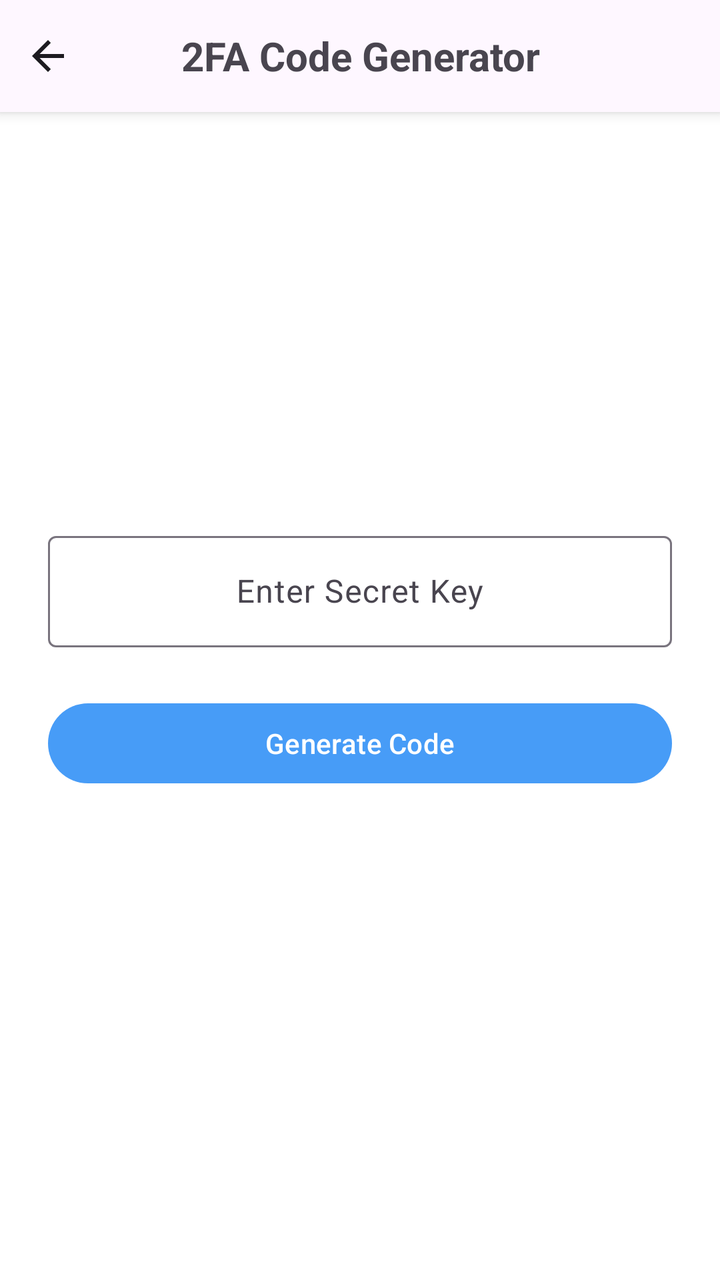
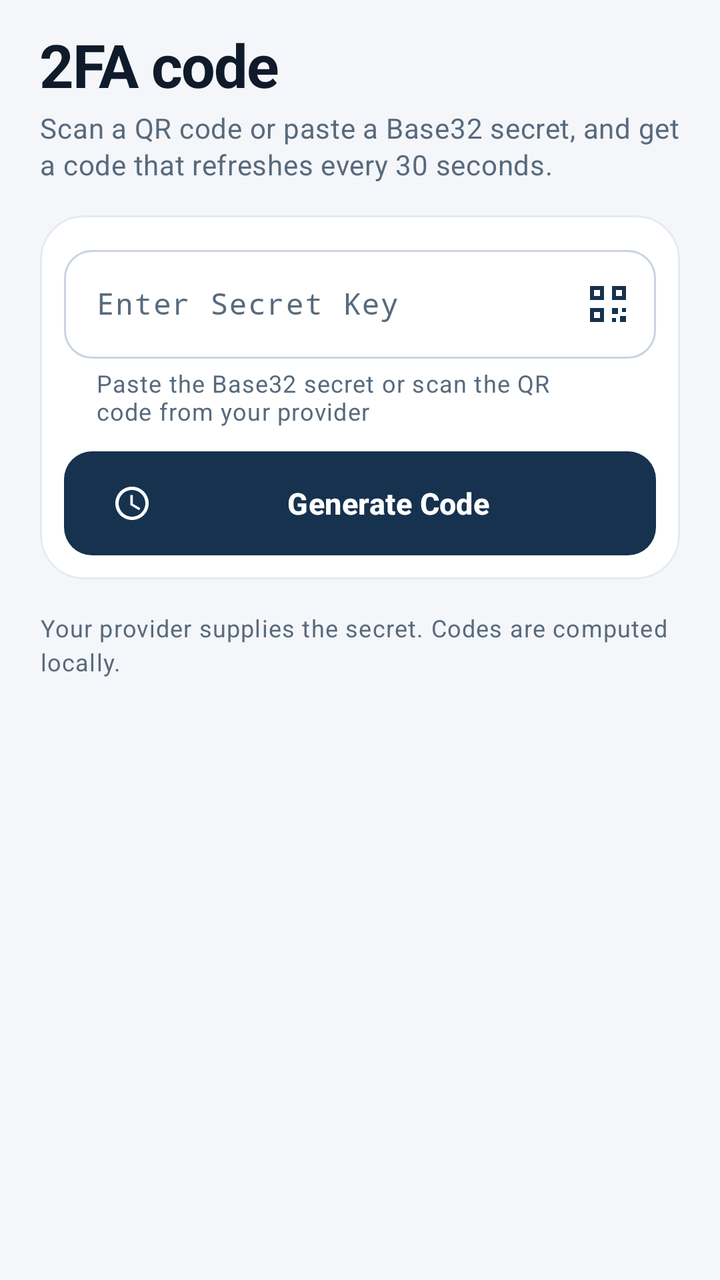

An Android layout rendered at two revisions. The XML below is the earlier revision; the diff shows what the commit changed to produce the second picture.
<!-- AndroidManifest.xml: application theme Theme.PasswordDisk -->
<!-- res/layout/fragment_totp.xml -->
<?xml version="1.0" encoding="utf-8"?>
<LinearLayout
    xmlns:android="http://schemas.android.com/apk/res/android"
    xmlns:app="http://schemas.android.com/apk/res-auto"
    android:layout_width="match_parent"
    android:layout_height="match_parent"
    android:orientation="vertical">

    <LinearLayout
        android:layout_width="match_parent"
        android:layout_height="56dp"
        android:orientation="horizontal"
        android:gravity="center_vertical"
        android:background="?attr/colorSurface"
        android:elevation="4dp">

        <ImageButton
            android:id="@+id/backButton"
            android:layout_width="48dp"
            android:layout_height="48dp"
            android:background="?attr/selectableItemBackgroundBorderless"
            android:src="@drawable/ic_arrow_back"
            android:contentDescription="@string/back" />

        <TextView
            android:layout_width="0dp"
            android:layout_height="wrap_content"
            android:layout_weight="1"
            android:text="@string/totp_generator"
            android:gravity="center"
            android:textSize="20sp"
            android:textStyle="bold" />

        <View
            android:layout_width="48dp"
            android:layout_height="48dp" />

    </LinearLayout>

    <LinearLayout
        android:layout_width="match_parent"
        android:layout_height="0dp"
        android:layout_weight="1"
        android:orientation="vertical"
        android:padding="24dp"
        android:gravity="center">

    <TextView
        android:layout_width="wrap_content"
        android:layout_height="wrap_content"
        android:text="@string/totp_generator"
        android:textSize="24sp"
        android:textStyle="bold"
        android:layout_marginBottom="32dp"
        android:visibility="gone" />

    <com.google.android.material.textfield.TextInputLayout
        android:layout_width="match_parent"
        android:layout_height="wrap_content"
        android:hint="@string/totp_secret_hint"
        style="@style/Widget.Material3.TextInputLayout.OutlinedBox">

        <com.google.android.material.textfield.TextInputEditText
            android:id="@+id/secretInput"
            android:layout_width="match_parent"
            android:layout_height="wrap_content"
            android:inputType="text"
            android:gravity="center" />

    </com.google.android.material.textfield.TextInputLayout>

    <com.google.android.material.button.MaterialButton
        android:id="@+id/generateButton"
        android:layout_width="match_parent"
        android:layout_height="wrap_content"
        android:text="@string/generate_code"
        android:layout_marginTop="24dp" />

    <TextView
        android:id="@+id/codeText"
        android:layout_width="wrap_content"
        android:layout_height="wrap_content"
        android:text="----"
        android:textSize="48sp"
        android:textStyle="bold"
        android:layout_marginTop="32dp"
        android:visibility="gone"
        android:textColor="?attr/colorPrimary" />

    <TextView
        android:id="@+id/timerText"
        android:layout_width="wrap_content"
        android:layout_height="wrap_content"
        android:text=""
        android:textSize="16sp"
        android:layout_marginTop="16dp"
        android:textColor="?attr/colorOnSurfaceVariant" />

    </LinearLayout>

</LinearLayout>
<!-- resources referenced by this layout -->
<resources>
  <!-- drawable ic_arrow_back (drawable) -->
  <vector xmlns:android="http://schemas.android.com/apk/res/android"
      android:width="24dp"
      android:height="24dp"
      android:viewportWidth="24"
      android:viewportHeight="24">
      <path
          android:fillColor="?attr/colorOnSurface"
          android:pathData="M20,11H7.83l5.59,-5.59L12,4l-8,8 8,8 1.41,-1.41L7.83,13H20v-2z"/>
  </vector>
  <string name="back">Back</string>
  <string name="totp_generator">2FA Code Generator</string>
  <style name="Theme.PasswordDisk" parent="Theme.Material3.DayNight.NoActionBar">
          <item name="colorPrimary">@color/blue</item>
          <item name="colorPrimaryDark">@color/blue</item>
          <item name="colorAccent">@color/teal_200</item>
          <item name="android:statusBarColor">?attr/colorPrimaryDark</item>
          <item name="android:windowBackground">@color/background</item>
          <item name="bottomNavigationStyle">@style/BottomNavStyle</item>
          <item name="materialCardViewStyle">@style/CardStyle</item>
      </style>
  <color name="blue">#FF479CF7</color>
  <color name="teal_200">#FF03DAC5</color>
  <color name="background">#FFFFFFFF</color>
  <style name="BottomNavStyle" parent="Widget.Material3.BottomNavigationView">
          <item name="android:background">@color/white</item>
          <item name="itemActiveIndicatorStyle">@style/BottomNavIndicatorStyle</item>
      </style>
  <style name="CardStyle" parent="Widget.Material3.CardView.Elevated">
          <item name="cardBackgroundColor">#F5F5F5</item>
      </style>
  <color name="white">#FFFFFFFF</color>
  <style name="BottomNavIndicatorStyle" parent="Widget.Material3.BottomNavigationView.ActiveIndicator">
          <item name="android:color">#E0E0E0</item>
      </style>
  <!-- unchanged entries left out for length: 2 -->
</resources>

<!-- the commit's change to res/layout/fragment_totp.xml (unified diff, before → after) -->
@@ -1,101 +1,204 @@
 <?xml version="1.0" encoding="utf-8"?>
-<LinearLayout
-    xmlns:android="http://schemas.android.com/apk/res/android"
+<LinearLayout xmlns:android="http://schemas.android.com/apk/res/android"
     xmlns:app="http://schemas.android.com/apk/res-auto"
     android:layout_width="match_parent"
     android:layout_height="match_parent"
+    android:background="?android:attr/colorBackground"
     android:orientation="vertical">
 
+    
     <LinearLayout
         android:layout_width="match_parent"
-        android:layout_height="56dp"
-        android:orientation="horizontal"
-        android:gravity="center_vertical"
-        android:background="?attr/colorSurface"
-        android:elevation="4dp">
-
-        <ImageButton
-            android:id="@+id/backButton"
-            android:layout_width="48dp"
-            android:layout_height="48dp"
-            android:background="?attr/selectableItemBackgroundBorderless"
-            android:src="@drawable/ic_arrow_back"
-            android:contentDescription="@string/back" />
+        android:layout_height="wrap_content"
+        android:orientation="vertical"
+        android:paddingStart="@dimen/screen_padding"
+        android:paddingTop="@dimen/space_md"
+        android:paddingEnd="@dimen/screen_padding">
 
         <TextView
-            android:layout_width="0dp"
+            android:layout_width="wrap_content"
             android:layout_height="wrap_content"
-            android:layout_weight="1"
-            android:text="@string/totp_generator"
-            android:gravity="center"
-            android:textSize="20sp"
-            android:textStyle="bold" />
-
-        <View
-            android:layout_width="48dp"
-            android:layout_height="48dp" />
+            android:text="@string/two_factor_code"
+            android:textAppearance="@style/TextAppearance.PasswordDisk.Display"
+            android:textColor="?attr/colorOnSurface" />
+
+        <TextView
+            android:layout_width="match_parent"
+            android:layout_height="wrap_content"
+            android:layout_marginTop="2dp"
+            android:lineSpacingExtra="2dp"
+            android:text="@string/totp_page_desc"
+            android:textAppearance="@style/TextAppearance.PasswordDisk.Subtitle" />
 
     </LinearLayout>
 
-    <LinearLayout
+    <ScrollView
         android:layout_width="match_parent"
         android:layout_height="0dp"
         android:layout_weight="1"
-        android:orientation="vertical"
-        android:padding="24dp"
-        android:gravity="center">
-
-    <TextView
-        android:layout_width="wrap_content"
-        android:layout_height="wrap_content"
-        android:text="@string/totp_generator"
-        android:textSize="24sp"
-        android:textStyle="bold"
-        android:layout_marginBottom="32dp"
-        android:visibility="gone" />
-
-    <com.google.android.material.textfield.TextInputLayout
-        android:layout_width="match_parent"
-        android:layout_height="wrap_content"
-        android:hint="@string/totp_secret_hint"
-        style="@style/Widget.Material3.TextInputLayout.OutlinedBox">
-
-        <com.google.android.material.textfield.TextInputEditText
-            android:id="@+id/secretInput"
+        android:clipToPadding="false"
+        android:fillViewport="true"
+        android:scrollbars="none">
+
+        <LinearLayout
             android:layout_width="match_parent"
             android:layout_height="wrap_content"
-            android:inputType="text"
-            android:gravity="center" />
-
-    </com.google.android.material.textfield.TextInputLayout>
-
-    <com.google.android.material.button.MaterialButton
-        android:id="@+id/generateButton"
-        android:layout_width="match_parent"
-        android:layout_height="wrap_content"
-        android:text="@string/generate_code"
-        android:layout_marginTop="24dp" />
-
-    <TextView
-        android:id="@+id/codeText"
-        android:layout_width="wrap_content"
-        android:layout_height="wrap_content"
-        android:text="----"
-        android:textSize="48sp"
-        android:textStyle="bold"
-        android:layout_marginTop="32dp"
-        android:visibility="gone"
-        android:textColor="?attr/colorPrimary" />
-
-    <TextView
-        android:id="@+id/timerText"
-        android:layout_width="wrap_content"
-        android:layout_height="wrap_content"
-        android:text=""
-        android:textSize="16sp"
-        android:layout_marginTop="16dp"
-        android:textColor="?attr/colorOnSurfaceVariant" />
-
-    </LinearLayout>
+            android:orientation="vertical"
+            android:paddingStart="@dimen/screen_padding"
+            android:paddingTop="@dimen/space_lg"
+            android:paddingEnd="@dimen/screen_padding"
+            android:paddingBottom="@dimen/space_2xl">
+
+            
+            <com.google.android.material.card.MaterialCardView
+                style="@style/Widget.PasswordDisk.Card"
+                android:layout_width="match_parent"
+                android:layout_height="wrap_content">
+
+                <LinearLayout
+                    android:layout_width="match_parent"
+                    android:layout_height="wrap_content"
+                    android:orientation="vertical"
+                    android:padding="@dimen/space_md">
+
+                    <com.google.android.material.textfield.TextInputLayout
+                        android:id="@+id/secretLayout"
+                        style="@style/Widget.PasswordDisk.TextInput"
+                        android:layout_width="match_parent"
+                        android:layout_height="wrap_content"
+                        android:hint="@string/totp_secret_hint"
+                        app:endIconContentDescription="@string/scan_qr"
+                        app:endIconDrawable="@drawable/ic_qr_scan"
+                        app:endIconMode="custom"
+                        app:endIconTint="?attr/colorPrimary"
+                        app:helperText="@string/secret_helper"
+                        app:helperTextEnabled="true">
+
+                        <com.google.android.material.textfield.TextInputEditText
+                            android:id="@+id/secretInput"
+                            android:layout_width="match_parent"
+                            android:layout_height="wrap_content"
+                            android:fontFamily="monospace"
+                            android:inputType="textCapCharacters"
+                            android:maxLines="2"
+                            android:paddingEnd="48dp"
+                            android:textSize="15sp" />
+
+                    </com.google.android.material.textfield.TextInputLayout>
+
+                    <com.google.android.material.button.MaterialButton
+                        android:id="@+id/generateButton"
+                        style="@style/Widget.PasswordDisk.Button"
+                        android:layout_width="match_parent"
+                        android:layout_height="wrap_content"
+                        android:layout_marginTop="@dimen/space_md"
+                        android:text="@string/generate_code"
+                        app:icon="@drawable/ic_timer" />
+
+                </LinearLayout>
+
+            </com.google.android.material.card.MaterialCardView>
+
+            
+            <TextView
+                android:id="@+id/issuerText"
+                android:layout_width="match_parent"
+                android:layout_height="wrap_content"
+                android:layout_marginTop="@dimen/space_md"
+                android:layout_marginStart="4dp"
+                android:textAppearance="@style/TextAppearance.PasswordDisk.Caption"
+                android:textColor="?attr/colorSecondary"
+                android:visibility="gone" />
+
+            
+            <com.google.android.material.card.MaterialCardView
+                android:id="@+id/codeCard"
+                android:layout_width="match_parent"
+                android:layout_height="wrap_content"
+                android:layout_marginTop="@dimen/space_lg"
+                android:visibility="gone"
+                app:cardBackgroundColor="?attr/colorPrimary"
+                app:cardCornerRadius="@dimen/radius_xl"
+                app:cardElevation="0dp">
+
+                <LinearLayout
+                    android:layout_width="match_parent"
+                    android:layout_height="wrap_content"
+                    android:gravity="center_horizontal"
+                    android:orientation="vertical"
+                    android:paddingTop="@dimen/space_xl"
+                    android:paddingBottom="@dimen/space_lg">
+
+                    <FrameLayout
+                        android:layout_width="196dp"
+                        android:layout_height="196dp">
+
+                        <com.google.android.material.progressindicator.CircularProgressIndicator
+                            android:id="@+id/progressRing"
+                            android:layout_width="196dp"
+                            android:layout_height="196dp"
+                            android:indeterminate="false"
+                            android:max="30"
+                            app:indicatorColor="?attr/colorSecondary"
+                            app:indicatorSize="196dp"
+                            app:trackColor="@color/white_20"
+                            app:trackCornerRadius="4dp"
+                            app:trackThickness="5dp" />
+
+                        <LinearLayout
+                            android:layout_width="match_parent"
+                            android:layout_height="match_parent"
+                            android:gravity="center"
+                            android:orientation="vertical">
+
+                            <TextView
+                                android:id="@+id/codeText"
+                                android:layout_width="wrap_content"
+                                android:layout_height="wrap_content"
+                                android:fontFamily="monospace"
+                                android:letterSpacing="0.06"
+                                android:text="@string/code_placeholder"
+                                android:textColor="?attr/colorOnPrimary"
+                                android:textSize="32sp"
+                                android:textStyle="bold" />
+
+                            <TextView
+                                android:id="@+id/timerText"
+                                android:layout_width="wrap_content"
+                                android:layout_height="wrap_content"
+                                android:layout_marginTop="4dp"
+                                android:textColor="@color/white_70"
+                                android:textSize="12sp" />
+
+                        </LinearLayout>
+
+                    </FrameLayout>
+
+                    <com.google.android.material.button.MaterialButton
+                        android:id="@+id/copyButton"
+                        style="@style/Widget.PasswordDisk.Button.Text"
+                        android:layout_width="wrap_content"
+                        android:layout_height="wrap_content"
+                        android:layout_marginTop="@dimen/space_xs"
+                        android:text="@string/copy_code"
+                        android:textColor="?attr/colorOnPrimary"
+                        app:icon="@drawable/ic_copy"
+                        app:iconTint="?attr/colorOnPrimary" />
+
+                </LinearLayout>
+
+            </com.google.android.material.card.MaterialCardView>
+
+            <TextView
+                android:layout_width="match_parent"
+                android:layout_height="wrap_content"
+                android:layout_marginTop="@dimen/space_lg"
+                android:lineSpacingExtra="3dp"
+                android:text="@string/totp_hint"
+                android:textAppearance="@style/TextAppearance.PasswordDisk.Caption" />
+
+        </LinearLayout>
+
+    </ScrollView>
 
 </LinearLayout>
<!-- resource entries referenced after the edit -->
@@ -1,39 +1,257 @@
 <!-- resources referenced by this layout -->
 <resources>
-  <!-- drawable ic_arrow_back (drawable) -->
+  <color name="white_20">#33FFFFFF</color>
+  <color name="white_70">#B3FFFFFF</color>
+  <dimen name="radius_xl">28dp</dimen>
+  <dimen name="screen_padding">20dp</dimen>
+  <dimen name="space_2xl">24dp</dimen>
+  <dimen name="space_lg">16dp</dimen>
+  <dimen name="space_md">12dp</dimen>
+  <dimen name="space_xl">20dp</dimen>
+  <dimen name="space_xs">4dp</dimen>
+  <!-- drawable ic_copy (drawable) -->
   <vector xmlns:android="http://schemas.android.com/apk/res/android"
       android:width="24dp"
       android:height="24dp"
       android:viewportWidth="24"
       android:viewportHeight="24">
       <path
-          android:fillColor="?attr/colorOnSurface"
-          android:pathData="M20,11H7.83l5.59,-5.59L12,4l-8,8 8,8 1.41,-1.41L7.83,13H20v-2z"/>
+          android:fillColor="#FF000000"
+          android:pathData="M16,1H4C2.9,1 2,1.9 2,3v14h2V3h12V1zM19,5H8C6.9,5 6,5.9 6,7v14c0,1.1 0.9,2 2,2h11c1.1,0 2,-0.9 2,-2V7C21,5.9 20.1,5 19,5zM19,21H8V7h11V21z" />
   </vector>
-  <string name="back">Back</string>
-  <string name="totp_generator">2FA Code Generator</string>
-  <style name="Theme.PasswordDisk" parent="Theme.Material3.DayNight.NoActionBar">
-          <item name="colorPrimary">@color/blue</item>
-          <item name="colorPrimaryDark">@color/blue</item>
-          <item name="colorAccent">@color/teal_200</item>
-          <item name="android:statusBarColor">?attr/colorPrimaryDark</item>
+  <!-- drawable ic_qr_scan (drawable) -->
+  <vector xmlns:android="http://schemas.android.com/apk/res/android"
+      android:width="24dp"
+      android:height="24dp"
+      android:viewportWidth="24"
+      android:viewportHeight="24">
+      <path
+          android:fillColor="#000000"
+          android:fillType="evenOdd"
+          android:pathData="M3,3h7v7h-7zM5,5v3h3v-3z" />
+      <path
+          android:fillColor="#000000"
+          android:fillType="evenOdd"
+          android:pathData="M14,3h7v7h-7zM16,5v3h3v-3z" />
+      <path
+          android:fillColor="#000000"
+          android:fillType="evenOdd"
+          android:pathData="M3,14h7v7h-7zM5,16v3h3v-3z" />
+      <path
+          android:fillColor="#000000"
+          android:pathData="M14,14h3v3h-3zM19,14h2v2h-2zM14,19h2v2h-2zM18,18h3v3h-3z" />
+  </vector>
+  <!-- drawable ic_timer (drawable) -->
+  <vector xmlns:android="http://schemas.android.com/apk/res/android"
+      android:width="24dp"
+      android:height="24dp"
+      android:viewportWidth="24"
+      android:viewportHeight="24">
+      <path
+          android:fillColor="#FF000000"
+          android:pathData="M11.99,2C6.47,2 2,6.48 2,12s4.47,10 9.99,10C17.52,22 22,17.52 22,12S17.52,2 11.99,2zM12,20c-4.42,0 -8,-3.58 -8,-8s3.58,-8 8,-8 8,3.58 8,8 -3.58,8 -8,8zM12.5,7H11v6l5.25,3.15 0.75,-1.23 -4.5,-2.67z" />
+  </vector>
+  <string name="code_placeholder">----</string>
+  <string name="copy_code">Copy code</string>
+  <string name="scan_qr">Scan QR code</string>
+  <string name="secret_helper">Paste the Base32 secret or scan the QR code from your provider</string>
+  <string name="totp_hint">Your provider supplies the secret. Codes are computed locally.</string>
+  <string name="totp_page_desc">Scan a QR code or paste a Base32 secret, and get a code that refreshes every 30 seconds.</string>
+  <string name="two_factor_code">2FA code</string>
+  <style name="TextAppearance.PasswordDisk.Caption" parent="TextAppearance.Material3.BodySmall">
+          <item name="android:textSize">12sp</item>
+          <item name="android:fontFamily">sans-serif</item>
+          <item name="android:textColor">?attr/colorOnSurfaceVariant</item>
+      </style>
+  <style name="TextAppearance.PasswordDisk.Display" parent="TextAppearance.Material3.DisplaySmall">
+          <item name="android:textSize">30sp</item>
+          <item name="android:textStyle">bold</item>
+          <item name="android:fontFamily">sans-serif-medium</item>
+          <item name="android:letterSpacing">-0.02</item>
+      </style>
+  <style name="TextAppearance.PasswordDisk.Subtitle" parent="TextAppearance.Material3.BodyMedium">
+          <item name="android:textSize">14sp</item>
+          <item name="android:fontFamily">sans-serif</item>
+          <item name="android:textColor">?attr/colorOnSurfaceVariant</item>
+      </style>
+  <style name="Widget.PasswordDisk.Button" parent="Widget.Material3.Button">
+          <item name="android:minHeight">@dimen/button_height</item>
+          <item name="android:insetTop">0dp</item>
+          <item name="android:insetBottom">0dp</item>
+          <item name="cornerRadius">@dimen/radius_sm</item>
+          <item name="android:textSize">15sp</item>
+          <item name="android:textStyle">bold</item>
+          <item name="android:fontFamily">sans-serif-medium</item>
+          <item name="android:letterSpacing">0.01</item>
+          <item name="iconSize">20dp</item>
+          <item name="iconPadding">8dp</item>
+      </style>
+  <style name="Widget.PasswordDisk.Button.Text" parent="Widget.Material3.Button.TextButton">
+          <item name="android:minHeight">44dp</item>
+          <item name="android:insetTop">0dp</item>
+          <item name="android:insetBottom">0dp</item>
+          <item name="cornerRadius">@dimen/radius_xs</item>
+          <item name="android:textSize">14sp</item>
+          <item name="android:fontFamily">sans-serif-medium</item>
+      </style>
+  <style name="Widget.PasswordDisk.Card" parent="Widget.Material3.CardView.Filled">
+          <item name="cardBackgroundColor">?attr/colorSurface</item>
+          <item name="cardCornerRadius">@dimen/radius_lg</item>
+          <item name="cardElevation">0dp</item>
+          <item name="strokeWidth">1dp</item>
+          <item name="strokeColor">@color/color_outline_variant</item>
+          <item name="rippleColor">?attr/colorSurfaceVariant</item>
+          <item name="android:stateListAnimator">@null</item>
+      </style>
+  <style name="Widget.PasswordDisk.TextInput" parent="Widget.Material3.TextInputLayout.OutlinedBox">
+          <item name="boxCornerRadiusTopStart">@dimen/radius_sm</item>
+          <item name="boxCornerRadiusTopEnd">@dimen/radius_sm</item>
+          <item name="boxCornerRadiusBottomStart">@dimen/radius_sm</item>
+          <item name="boxCornerRadiusBottomEnd">@dimen/radius_sm</item>
+          <item name="boxStrokeWidth">1dp</item>
+          <item name="boxStrokeWidthFocused">2dp</item>
+          <item name="boxBackgroundColor">?attr/colorSurface</item>
+          <item name="hintTextColor">?attr/colorOnSurfaceVariant</item>
+          <item name="android:textColorHint">?attr/colorOnSurfaceVariant</item>
+      </style>
+  <style name="Theme.PasswordDisk" parent="Base.Theme.PasswordDisk">
+          <item name="android:statusBarColor">@android:color/transparent</item>
+          <item name="android:navigationBarColor">@android:color/transparent</item>
+          <item name="android:windowLightStatusBar">true</item>
+          <item name="android:windowLightNavigationBar" tools:targetApi="o_mr1">true</item>
+      </style>
+  <dimen name="button_height">52dp</dimen>
+  <dimen name="radius_sm">14dp</dimen>
+  <dimen name="radius_xs">10dp</dimen>
+  <dimen name="radius_lg">22dp</dimen>
+  <color name="color_outline_variant">#E3EAF3</color>
+  <style name="Base.Theme.PasswordDisk" parent="Theme.Material3.DayNight.NoActionBar">
+  
+          <item name="colorPrimary">@color/color_primary</item>
+          <item name="colorOnPrimary">@color/color_on_primary</item>
+          <item name="colorPrimaryContainer">@color/color_primary_container</item>
+          <item name="colorOnPrimaryContainer">@color/color_on_primary_container</item>
+  
+          <item name="colorSecondary">@color/color_secondary</item>
+          <item name="colorOnSecondary">@color/color_on_secondary</item>
+          <item name="colorSecondaryContainer">@color/color_secondary_container</item>
+          <item name="colorOnSecondaryContainer">@color/color_on_secondary_container</item>
+  
+          <item name="colorTertiary">@color/color_tertiary</item>
+          <item name="colorOnTertiary">@color/color_on_tertiary</item>
+          <item name="colorTertiaryContainer">@color/color_tertiary_container</item>
+          <item name="colorOnTertiaryContainer">@color/color_on_tertiary_container</item>
+  
+          <item name="colorError">@color/color_error</item>
+          <item name="colorOnError">@color/color_on_error</item>
+          <item name="colorErrorContainer">@color/color_error_container</item>
+          <item name="colorOnErrorContainer">@color/color_on_error_container</item>
+  
+          <item name="android:colorBackground">@color/background</item>
+          <item name="colorOnBackground">@color/color_on_background</item>
+          <item name="colorSurface">@color/color_surface</item>
+          <item name="colorOnSurface">@color/color_on_surface</item>
+          <item name="colorSurfaceVariant">@color/color_surface_variant</item>
+          <item name="colorOnSurfaceVariant">@color/color_on_surface_variant</item>
+          <item name="colorOutline">@color/color_outline</item>
+  
           <item name="android:windowBackground">@color/background</item>
-          <item name="bottomNavigationStyle">@style/BottomNavStyle</item>
-          <item name="materialCardViewStyle">@style/CardStyle</item>
-      </style>
-  <color name="blue">#FF479CF7</color>
-  <color name="teal_200">#FF03DAC5</color>
-  <color name="background">#FFFFFFFF</color>
-  <style name="BottomNavStyle" parent="Widget.Material3.BottomNavigationView">
-          <item name="android:background">@color/white</item>
-          <item name="itemActiveIndicatorStyle">@style/BottomNavIndicatorStyle</item>
-      </style>
-  <style name="CardStyle" parent="Widget.Material3.CardView.Elevated">
-          <item name="cardBackgroundColor">#F5F5F5</item>
-      </style>
-  <color name="white">#FFFFFFFF</color>
-  <style name="BottomNavIndicatorStyle" parent="Widget.Material3.BottomNavigationView.ActiveIndicator">
-          <item name="android:color">#E0E0E0</item>
+          <item name="android:forceDarkAllowed" tools:targetApi="q">false</item>
+          <item name="android:enforceStatusBarContrast" tools:targetApi="q">false</item>
+          <item name="android:enforceNavigationBarContrast" tools:targetApi="q">false</item>
+  
+          <item name="bottomNavigationStyle">@style/Widget.PasswordDisk.BottomNav</item>
+          <item name="materialCardViewStyle">@style/Widget.PasswordDisk.Card</item>
+          <item name="materialAlertDialogTheme">@style/ThemeOverlay.PasswordDisk.Dialog</item>
+          <item name="bottomSheetDialogTheme">@style/ThemeOverlay.PasswordDisk.BottomSheet</item>
+          <item name="materialButtonStyle">@style/Widget.PasswordDisk.Button</item>
+          <item name="chipStyle">@style/Widget.PasswordDisk.Chip</item>
+          <item name="android:fontFamily">sans-serif</item>
+      </style>
+  <color name="color_primary">#16324F</color>
+  <color name="color_on_primary">#FFFFFF</color>
+  <color name="color_primary_container">#D9E5F3</color>
+  <color name="color_on_primary_container">#071B2E</color>
+  <color name="color_secondary">#0E9F6E</color>
+  <color name="color_on_secondary">#FFFFFF</color>
+  <color name="color_secondary_container">#C6F1E1</color>
+  <color name="color_on_secondary_container">#00382A</color>
+  <color name="color_tertiary">#5B4BC4</color>
+  <color name="color_on_tertiary">#FFFFFF</color>
+  <color name="color_tertiary_container">#E6E1FF</color>
+  <color name="color_on_tertiary_container">#1C1550</color>
+  <color name="color_error">#BA1A1A</color>
+  <color name="color_on_error">#FFFFFF</color>
+  <color name="color_error_container">#FFDAD6</color>
+  <color name="color_on_error_container">#410002</color>
+  <color name="background">#F4F6FA</color>
+  <color name="color_on_background">#0F1B2A</color>
+  <color name="color_surface">#FFFFFF</color>
+  <color name="color_on_surface">#0F1B2A</color>
+  <color name="color_surface_variant">#EBF0F7</color>
+  <color name="color_on_surface_variant">#586A7D</color>
+  <color name="color_outline">#C9D4E2</color>
+  <style name="Widget.PasswordDisk.BottomNav" parent="Widget.Material3.BottomNavigationView">
+          <item name="android:background">?attr/colorSurface</item>
+          <item name="itemIconTint">@color/bottom_nav_item_color</item>
+          <item name="itemTextColor">@color/bottom_nav_item_color</item>
+          <item name="itemActiveIndicatorStyle">@style/Widget.PasswordDisk.BottomNavIndicator</item>
+          <item name="itemTextAppearanceActive">@style/TextAppearance.PasswordDisk.NavLabel.Active</item>
+          <item name="itemTextAppearanceInactive">@style/TextAppearance.PasswordDisk.NavLabel</item>
+          <item name="elevation">0dp</item>
+      </style>
+  <style name="ThemeOverlay.PasswordDisk.Dialog" parent="ThemeOverlay.Material3.MaterialAlertDialog">
+          <item name="shapeAppearanceOverlay">@style/ShapeAppearance.PasswordDisk.Dialog</item>
+          <item name="android:backgroundTint">?attr/colorSurface</item>
+      </style>
+  <style name="ThemeOverlay.PasswordDisk.BottomSheet" parent="ThemeOverlay.Material3.BottomSheetDialog">
+          <item name="bottomSheetStyle">@style/Widget.PasswordDisk.BottomSheet</item>
+      </style>
+  <style name="Widget.PasswordDisk.Chip" parent="Widget.Material3.Chip.Filter">
+          <item name="chipCornerRadius">@dimen/radius_sm</item>
+          <item name="chipMinHeight">38dp</item>
+          <item name="chipMinTouchTargetSize">44dp</item>
+          <item name="chipStartPadding">14dp</item>
+          <item name="chipEndPadding">14dp</item>
+          <item name="android:textSize">13sp</item>
+          <item name="android:fontFamily">sans-serif-medium</item>
+          <item name="chipStrokeWidth">1dp</item>
+          <item name="chipStrokeColor">@color/chip_stroke</item>
+          <item name="chipBackgroundColor">@color/chip_background</item>
+          <item name="android:textColor">@color/chip_text</item>
+          <item name="checkedIconVisible">false</item>
+      </style>
+  <style name="Widget.PasswordDisk.BottomNavIndicator" parent="Widget.Material3.BottomNavigationView.ActiveIndicator">
+          <item name="android:color">?attr/colorPrimaryContainer</item>
+          <item name="android:width">60dp</item>
+          <item name="android:height">30dp</item>
+          <item name="shapeAppearance">@style/ShapeAppearance.PasswordDisk.Pill</item>
+      </style>
+  <style name="TextAppearance.PasswordDisk.NavLabel.Active" parent="TextAppearance.PasswordDisk.NavLabel">
+          <item name="android:textStyle">bold</item>
+      </style>
+  <style name="TextAppearance.PasswordDisk.NavLabel" parent="TextAppearance.Material3.LabelMedium">
+          <item name="android:textSize">11sp</item>
+          <item name="android:fontFamily">sans-serif-medium</item>
+      </style>
+  <style name="ShapeAppearance.PasswordDisk.Dialog" parent="">
+          <item name="cornerFamily">rounded</item>
+          <item name="cornerSize">@dimen/radius_xl</item>
+      </style>
+  <style name="Widget.PasswordDisk.BottomSheet" parent="Widget.Material3.BottomSheet.Modal">
+          <item name="shapeAppearanceOverlay">@style/ShapeAppearance.PasswordDisk.Sheet</item>
+          <item name="backgroundTint">?attr/colorSurface</item>
+      </style>
+  <style name="ShapeAppearance.PasswordDisk.Pill" parent="">
+          <item name="cornerFamily">rounded</item>
+          <item name="cornerSize">50%</item>
+      </style>
+  <style name="ShapeAppearance.PasswordDisk.Sheet" parent="">
+          <item name="cornerFamily">rounded</item>
+          <item name="cornerSizeTopLeft">@dimen/radius_xl</item>
+          <item name="cornerSizeTopRight">@dimen/radius_xl</item>
+          <item name="cornerSizeBottomLeft">0dp</item>
+          <item name="cornerSizeBottomRight">0dp</item>
       </style>
   <!-- unchanged entries left out for length: 2 -->
 </resources>
